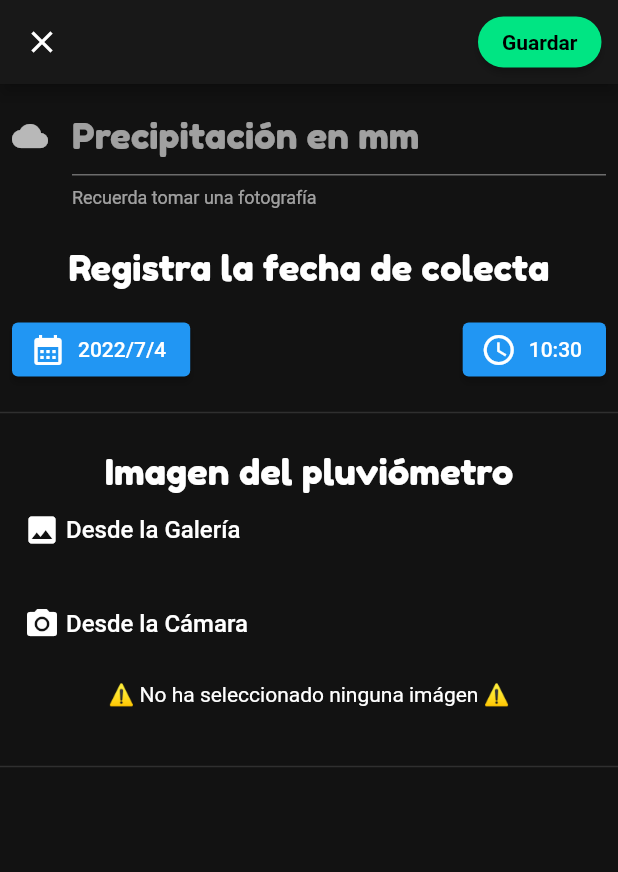
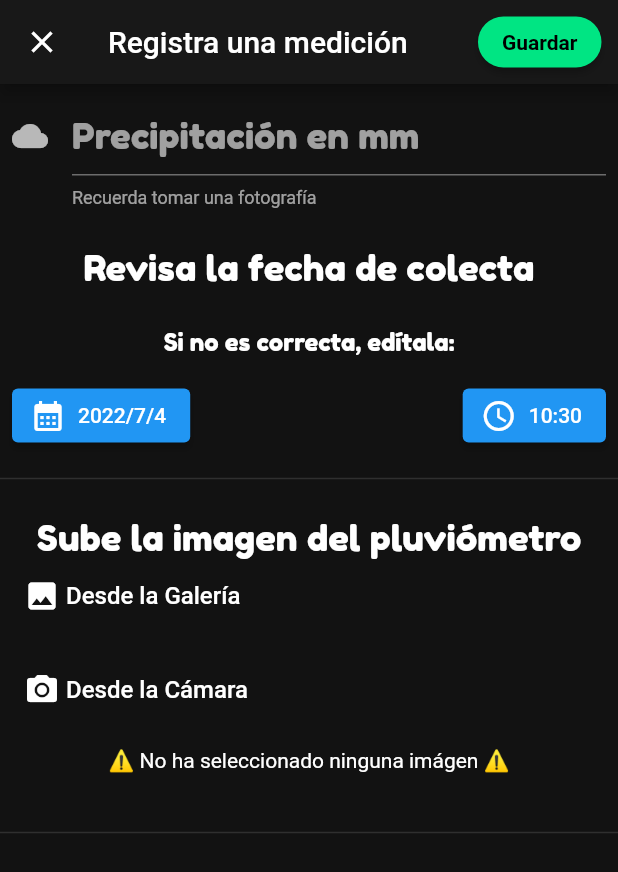
Before and after one commit to Jack55913/TlalocApp, a Flutter app: the AddScreen screen opened directly, on a phone screen of 412 x 824 dp. Shown: the top 872 px of the screen. Run offline on Flutter 3.47's test engine with Material 2 defaults, Android fonts, the phone set to English and light mode, and no system bars; our stand-ins replace animated_splash_screen, auto_size_text, cached_network_image, cloud_firestore, concentric_transition, connectivity_plus and 13 more; missing offline and left inert: mobile_scanner; accounts and stored records are empty; Roboto replaces fonts that are missing (poppins).

```diff
--- a/tlaloc/lib/onboarding/sign_in.dart
+++ b/tlaloc/lib/onboarding/sign_in.dart
@@ -115,7 +115,7 @@ class SignUpWidget extends StatelessWidget {
                 SizedBox(height: 8),
                 Center(
                   child: Text(
-                    'Al registratrse a Tláloc App, aceptas nuestros términos y condiciones y políticas de privacidad',
+                    'Al registratrse a Tláloc App, aceptas nuestros términos y condiciones y políticas de privacidad; al iniciar sesión en modo incógnito podrás ver los datos pero no podrás subirlos',
                     style: TextStyle(
                         fontSize: 12,
                         fontWeight: FontWeight.bold,
--- a/tlaloc/lib/page/add.dart
+++ b/tlaloc/lib/page/add.dart
@@ -57,6 +57,7 @@ class _AddScreenState extends State<AddScreen> {
   Widget build(BuildContext context) {
     return Scaffold(
       appBar: AppBar(
+        title: Text('Registra una medición'),
         leading: IconButton(
           icon: Icon(Icons.close),
           onPressed: () => Navigator.pop(context),
@@ -137,7 +138,7 @@ class _AddScreenState extends State<AddScreen> {
                     children: [
                       const SizedBox(height: 15),
                       const Text(
-                        'Imagen del pluviómetro',
+                        'Sube la imagen del pluviómetro',
                         textAlign: TextAlign.left,
                         style: TextStyle(
                           fontSize: 24,
--- a/tlaloc/lib/page/data.dart
+++ b/tlaloc/lib/page/data.dart
@@ -38,7 +38,7 @@ class DataScreen extends StatelessWidget {
                         snap: false,
                         expandedHeight: 150.0,
                         flexibleSpace: FlexibleSpaceBar(
-                          title: Text('Diario',
+                          title: Text('Bitácora de mediciones',
                               style: TextStyle(
                                 // color: Colors.black,
                                 fontFamily: 'FredokaOne',
@@ -47,7 +47,7 @@ class DataScreen extends StatelessWidget {
                               )),
                           background: CachedNetworkImage(
                             imageUrl:
-                                'https://i0.wp.com/mas-mexico.com.mx/wp-content/uploads/2019/09/popurri-de-viajes.jpg?resize=770%2C330&ssl=1',
+                                'https://pbs.twimg.com/media/C2xxHNkUoAACeWT.jpg:large',
                             fit: BoxFit.cover,
                           ),
                         ),
--- a/tlaloc/lib/page/date.dart
+++ b/tlaloc/lib/page/date.dart
@@ -72,9 +72,19 @@ class _DatetimeState extends State<Datetime> {
             height: 25,
           ),
           Text(
-            'Registra la fecha de colecta',
+            'Revisa la fecha de colecta',
             style: TextStyle(
               fontSize: 24,
+              fontFamily: 'FredokaOne',
+            ),
+          ),
+          SizedBox(
+            height: 25,
+          ),
+          Text(
+            'Si no es correcta, edítala:',
+            style: TextStyle(
+              fontSize: 16,
               fontFamily: 'FredokaOne',
             ),
           ),
--- a/tlaloc/lib/screens/settings.dart
+++ b/tlaloc/lib/screens/settings.dart
@@ -132,7 +132,7 @@ class _ConfigureScreenState extends State<ConfigureScreen> {
                             // analytics.logEvent(name: 'view-facebook');
                             launchUrl(
                               Uri.parse(
-                                  'https://www.facebook.com/colpos.cienciasagricolas'),
+                                  'https://www.facebook.com/Ciencia-Ciudadana-para-el-Monitoreo-de-Lluvia-100358326014423'),
                               mode: LaunchMode.externalApplication,
                             );
                           },
--- a/tlaloc/pubspec.yaml
+++ b/tlaloc/pubspec.yaml
@@ -15,7 +15,7 @@ publish_to: "none" # Remove this line if you wish to publish to pub.dev
 # In iOS, build-name is used as CFBundleShortVersionString while build-number used as CFBundleVersion.
 # Read more about iOS versioning at
 # https://developer.apple.com/library/archive/documentation/General/Reference/InfoPlistKeyReference/Articles/CoreFoundationKeys.html
-version: 1.0.0+1
+version: 1.0.2+2
 
 environment:
   sdk: ">=2.16.1 <3.0.0"
```
Also changed, not shown: tlaloc/lib/onboarding/common_select.dart (+11 -3 lines), tlaloc/lib/screens/home.dart (+6 -6 lines).
